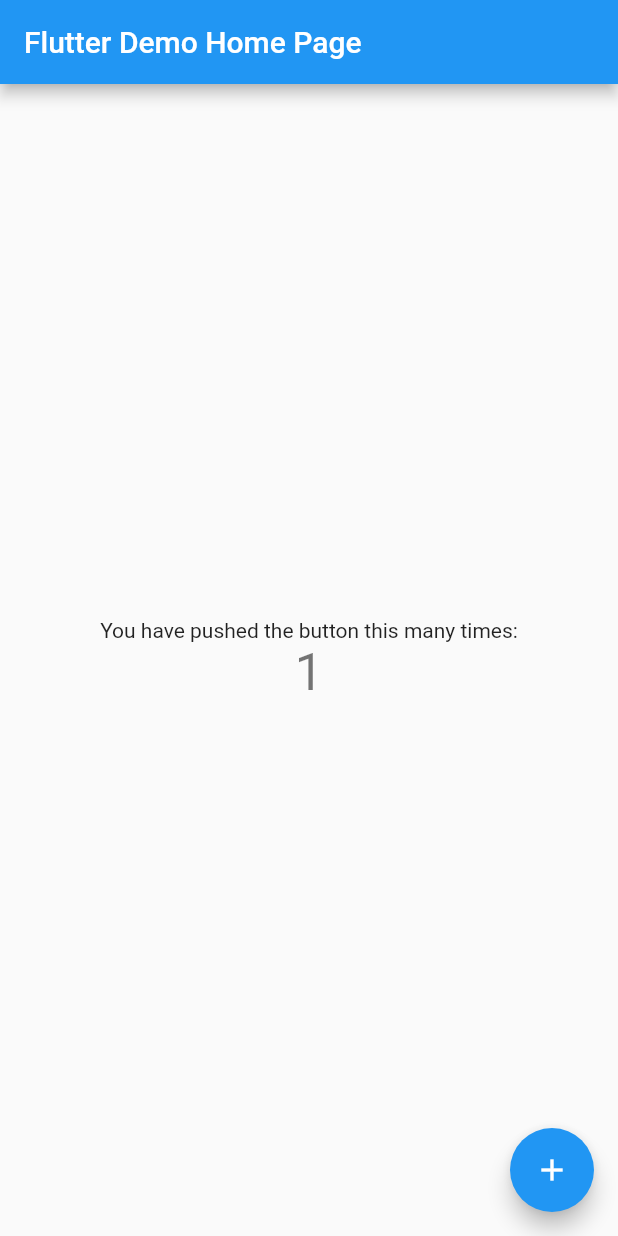
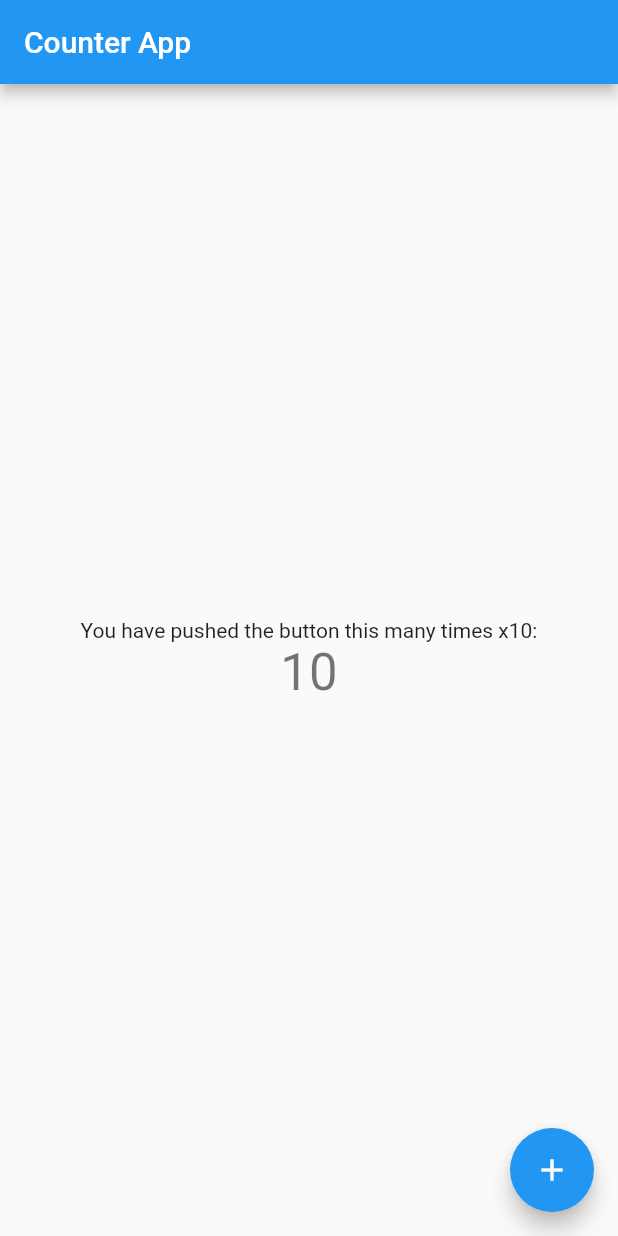
Before and after one commit to GADNUUCHOK/flutter_architecture, a Flutter app: the screen it shows after launch, after a tap on the "add" icon, on a phone screen of 412 x 824 dp. Run offline on Flutter 3.47's test engine with Material 2 defaults, Android fonts, the phone set to English and light mode, and no system bars; our stand-ins replace freezed_annotation, get_it.

```diff
--- /dev/null
+++ b/lib/data/repositories/counter_repository.dart
@@ -0,0 +1,6 @@
+import 'package:warm_car/domain/repositories/i_counter_repository.dart';
+
+class CounterRepository implements ICounterRepository {
+  @override
+  int getIncrement() => 10;
+}
--- /dev/null
+++ b/lib/domain/get_it.dart
@@ -0,0 +1,11 @@
+import 'package:get_it/get_it.dart';
+import 'package:warm_car/presenter/pages/counter/counter_change_notifier.dart';
+import '../data/repositories/counter_repository.dart';
+import 'repositories/i_counter_repository.dart';
+
+final getIt = GetIt.instance;
+
+void setupGetIt() {
+  getIt.registerFactory<CounterChangeNotifier>(() => CounterChangeNotifier(getIt<ICounterRepository>()));
+  getIt.registerFactory<ICounterRepository>(() => CounterRepository());
+}
--- /dev/null
+++ b/lib/domain/repositories/i_counter_repository.dart
@@ -0,0 +1,3 @@
+abstract class ICounterRepository {
+  int getIncrement();
+}
--- a/lib/main.dart
+++ b/lib/main.dart
@@ -1,115 +1,25 @@
 import 'package:flutter/material.dart';
+import 'package:provider/provider.dart';
+import 'package:warm_car/domain/get_it.dart';
+import 'package:warm_car/presenter/pages/counter/counter_change_notifier.dart';
+import 'presenter/pages/counter/counter_page.dart';
 
 void main() {
+  setupGetIt();
   runApp(const MyApp());
 }
 
 class MyApp extends StatelessWidget {
   const MyApp({Key? key}) : super(key: key);
 
-  // This widget is the root of your application.
   @override
   Widget build(BuildContext context) {
     return MaterialApp(
-      title: 'Flutter Demo',
-      theme: ThemeData(
-        // This is the theme of your application.
-        //
-        // Try running your application with "flutter run". You'll see the
-        // application has a blue toolbar. Then, without quitting the app, try
-        // changing the primarySwatch below to Colors.green and then invoke
-        // "hot reload" (press "r" in the console where you ran "flutter run",
-        // or simply save your changes to "hot reload" in a Flutter IDE).
-        // Notice that the counter didn't reset back to zero; the application
-        // is not restarted.
-        primarySwatch: Colors.blue,
+      title: 'Material App',
+      home: ChangeNotifierProvider(
+        create: (_) => getIt<CounterChangeNotifier>(),
+        child: CounterPage(),
       ),
-      home: const MyHomePage(title: 'Flutter Demo Home Page'),
     );
   }
 }
-
-class MyHomePage extends StatefulWidget {
-  const MyHomePage({Key? key, required this.title}) : super(key: key);
-
-  // This widget is the home page of your application. It is stateful, meaning
-  // that it has a State object (defined below) that contains fields that affect
-  // how it looks.
-
-  // This class is the configuration for the state. It holds the values (in this
-  // case the title) provided by the parent (in this case the App widget) and
-  // used by the build method of the State. Fields in a Widget subclass are
-  // always marked "final".
-
-  final String title;
-
-  @override
-  State<MyHomePage> createState() => _MyHomePageState();
-}
-
-class _MyHomePageState extends State<MyHomePage> {
-  int _counter = 0;
-
-  void _incrementCounter() {
-    setState(() {
-      // This call to setState tells the Flutter framework that something has
-      // changed in this State, which causes it to rerun the build method below
-      // so that the display can reflect the updated values. If we changed
-      // _counter without calling setState(), then the build method would not be
-      // called again, and so nothing would appear to happen.
-      _counter++;
-    });
-  }
-
-  @override
-  Widget build(BuildContext context) {
-    // This method is rerun every time setState is called, for instance as done
-    // by the _incrementCounter method above.
-    //
-    // The Flutter framework has been optimized to make rerunning build methods
-    // fast, so that you can just rebuild anything that needs updating rather
-    // than having to individually change instances of widgets.
-    return Scaffold(
-      appBar: AppBar(
-        // Here we take the value from the MyHomePage object that was created by
-        // the App.build method, and use it to set our appbar title.
-        title: Text(widget.title),
-      ),
-      body: Center(
-        // Center is a layout widget. It takes a single child and positions it
-        // in the middle of the parent.
-        child: Column(
-          // Column is also a layout widget. It takes a list of children and
-          // arranges them vertically. By default, it sizes itself to fit its
-          // children horizontally, and tries to be as tall as its parent.
-          //
-          // Invoke "debug painting" (press "p" in the console, choose the
-          // "Toggle Debug Paint" action from the Flutter Inspector in Android
-          // Studio, or the "Toggle Debug Paint" command in Visual Studio Code)
-          // to see the wireframe for each widget.
-          //
-          // Column has various properties to control how it sizes itself and
-          // how it positions its children. Here we use mainAxisAlignment to
-          // center the children vertically; the main axis here is the vertical
-          // axis because Columns are vertical (the cross axis would be
-          // horizontal).
-          mainAxisAlignment: MainAxisAlignment.center,
-          children: <Widget>[
-            const Text(
-              'You have pushed the button this many times:',
-            ),
-            Text(
-              '$_counter',
-              style: Theme.of(context).textTheme.headline4,
-            ),
-          ],
-        ),
-      ),
-      floatingActionButton: FloatingActionButton(
-        onPressed: _incrementCounter,
-        tooltip: 'Increment',
-        child: const Icon(Icons.add),
-      ), // This trailing comma makes auto-formatting nicer for build methods.
-    );
-  }
-}
--- /dev/null
+++ b/lib/presenter/pages/counter/counter_change_notifier.dart
@@ -0,0 +1,16 @@
+import 'package:flutter/material.dart';
+import 'package:warm_car/domain/repositories/i_counter_repository.dart';
+
+class CounterChangeNotifier extends ChangeNotifier {
+  final ICounterRepository _counterRepository;
+
+  CounterChangeNotifier(this._counterRepository);
+
+  int _value = 0;
+  int get() {return _value; }
+
+  void increment() {
+    _value += _counterRepository.getIncrement();
+    notifyListeners();
+  }
+}
--- /dev/null
+++ b/lib/presenter/pages/counter/counter_page.dart
@@ -0,0 +1,43 @@
+import 'package:flutter/material.dart';
+import 'package:provider/provider.dart';
+
+import 'counter_change_notifier.dart';
+
+class CounterPage extends StatefulWidget {
+  @override
+  _CounterPageState createState() => _CounterPageState();
+}
+
+class _CounterPageState extends State<CounterPage> {
+  @override
+  Widget build(BuildContext context) {
+    return Scaffold(
+      appBar: AppBar(
+        title: Text('Counter App'),
+      ),
+      body: Center(
+        child: Column(
+          mainAxisAlignment: MainAxisAlignment.center,
+          children: <Widget>[
+            Text(
+              'You have pushed the button this many times x10:',
+            ),
+            Consumer<CounterChangeNotifier>(
+              builder: (context, counter, child) {
+                return Text(
+                  '${counter.get()}',
+                  style: Theme.of(context).textTheme.headline4,
+                );
+              },
+            )
+          ],
+        ),
+      ),
+      floatingActionButton: FloatingActionButton(
+        onPressed: Provider.of<CounterChangeNotifier>(context).increment,
+        tooltip: 'Increment',
+        child: Icon(Icons.add),
+      ),
+    );
+  }
+}
```
Also changed, not shown: analysis_options.yaml (+19 -0 lines), lib/domain/entity/counters_type.dart (added, +8 -0 lines), pubspec.yaml (+8 -1 lines), lib/domain/entity/counters_type.freezed.dart (added), lib/presenter/navigator.dart (added), pubspec.lock.
